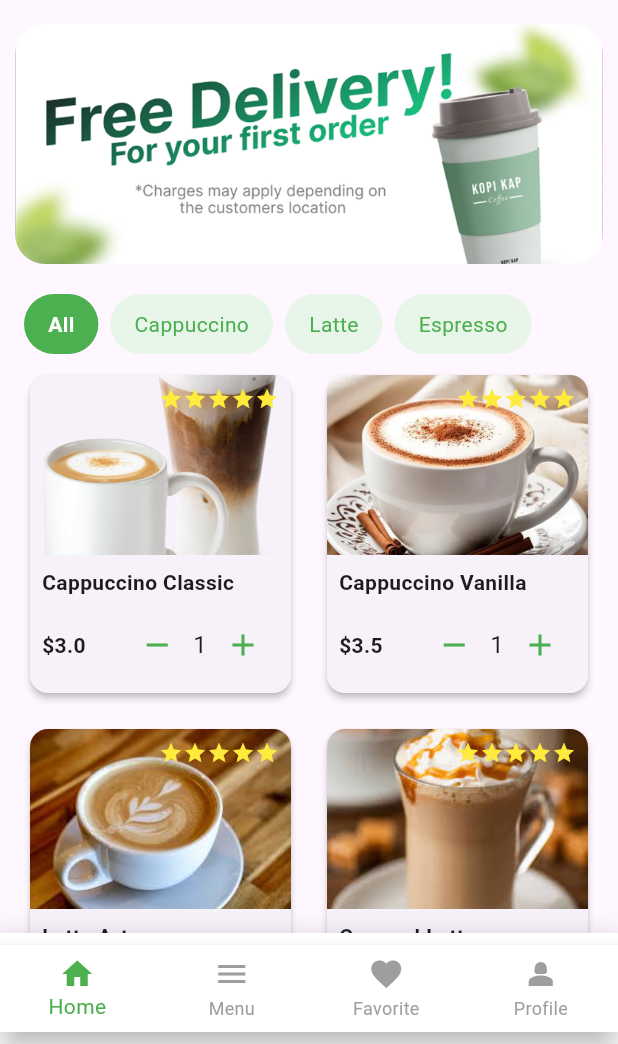
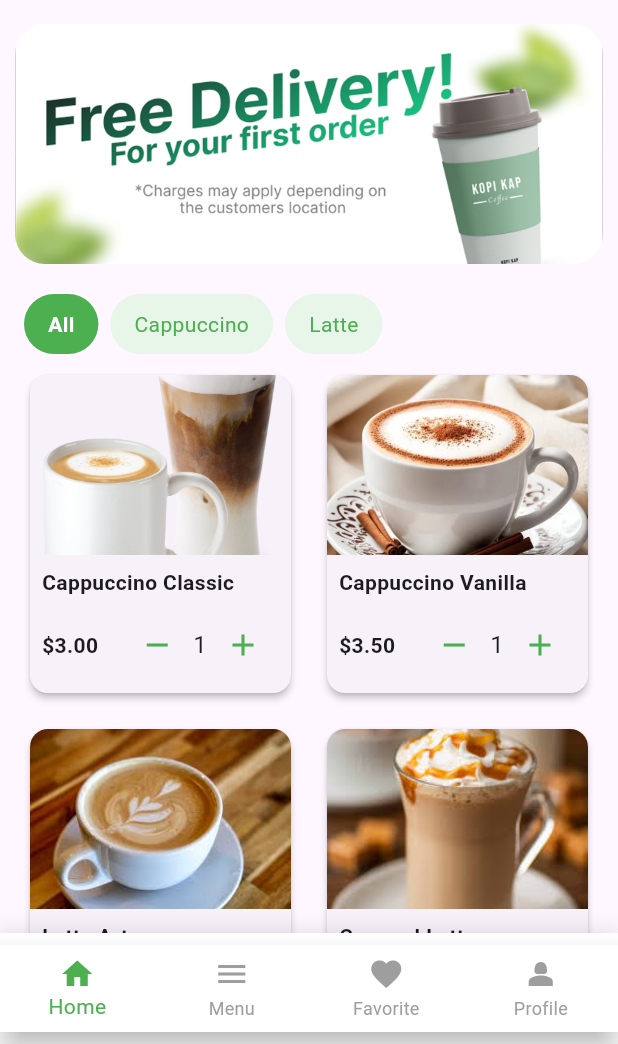
Before and after one commit to kaoheng1515/flutter_coffee_app, a Flutter app: the HomePageScreen screen opened by its route, on a phone screen of 412 x 824 dp, the part 192-1236 px from its top. Run offline on Flutter 3.47's test engine with Material 3 defaults, Android fonts, the phone set to English and light mode, and no system bars.

Commit message:
update price home

```diff
--- a/lib/screen/home_page_screen.dart
+++ b/lib/screen/home_page_screen.dart
@@ -86,24 +86,6 @@
         ],
       ),
     ]),
-    Category(name: 'Espresso', products: [
-      Product(
-        title: 'Single Espresso',
-        price: 2.50,
-        rating: 4.5,
-        images: [
-          ImageProduct(url: 'assets/images/caramel_frap.png', altText: 'Single Espresso'),
-        ],
-      ),
-      Product(
-        title: 'Double Espresso',
-        price: 3.00,
-        rating: 4.7,
-        images: [
-          ImageProduct(url: 'assets/images/Green Tea Frappe.png', altText: 'Double Espresso'),
-        ],
-      ),
-    ]),
   ];
 
   String selectedCategory = 'All'; // Default category is "All"
@@ -171,6 +153,7 @@
             ),
           ),
 
+          // banner
           // Banner Section (Fixed)
           Padding(
             padding: const EdgeInsets.symmetric(horizontal: 10.0),
@@ -197,6 +180,7 @@
               ),
             ),
           ),
+
 
           const SizedBox(height: 20),
           // Category Selector
@@ -265,8 +249,6 @@
                       child: Column(
                         crossAxisAlignment: CrossAxisAlignment.start,
                         children: [
-                          Stack(
-                            children: [
                           ClipRRect(
                             borderRadius: const BorderRadius.vertical(top: Radius.circular(12)),
                             child: Image.asset(
@@ -276,23 +258,6 @@
                               fit: BoxFit.cover,
                             ),
                           ),
-                              Positioned(
-                                top: 8,
-                                right: 8,
-                                child: Row(
-                                  children: List.generate(5, (starIndex) {
-                                    return Icon(
-                                      starIndex < product.rating
-                                          ? Icons.star
-                                          : Icons.star_border,
-                                      color: Colors.yellow,
-                                      size: 16,
-                                    );
-                                  }),
-                                ),
-                              ),
-                            ],
-                          ),
                           Padding(
                             padding: const EdgeInsets.all(8.0),
                             child: Text(product.title, style: const TextStyle(fontWeight: FontWeight.bold)),
@@ -301,7 +266,10 @@
                             padding: const EdgeInsets.symmetric(horizontal: 8.0),
                             child: Row(
                               children: [
-                                Text('\$${product.price.toString()}', style: const TextStyle(fontWeight: FontWeight.bold)),
+                                Text(
+                                  '\$${(product.price * product.quantity).toStringAsFixed(2)}',
+                                  style: const TextStyle(fontWeight: FontWeight.bold),
+                                ),
                                 const Spacer(),
                                 IconButton(
                                   icon: const Icon(Icons.remove, color: Colors.green),
```
Lines whose indentation alone changed are shown as unchanged.
